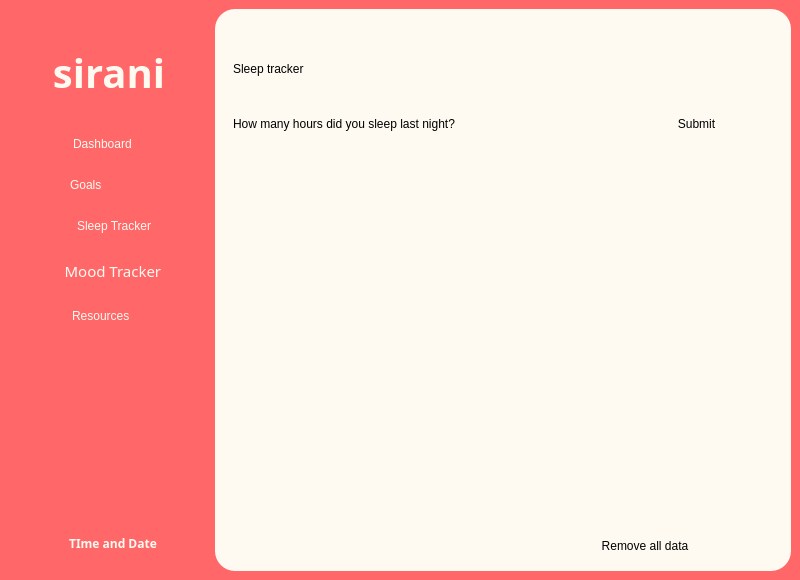
Old version of the form source_code/homescreen.ui in the repository suwubham/sirani.
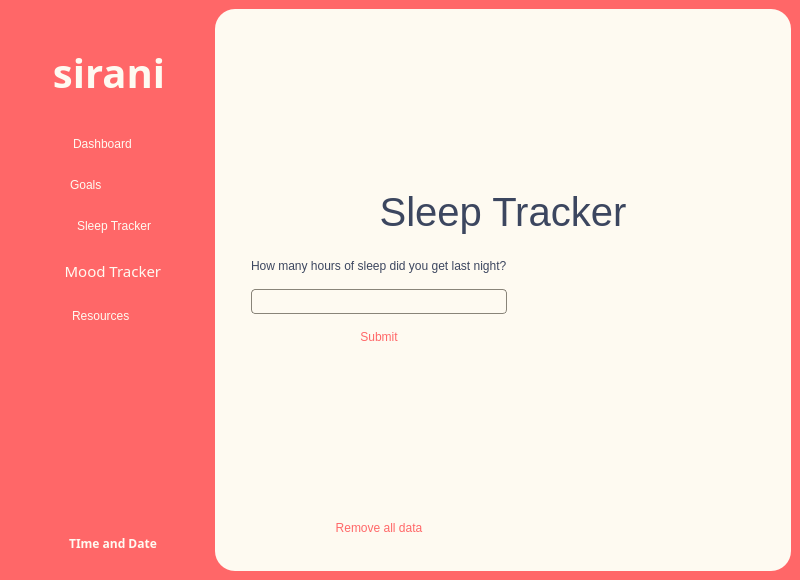
New version of the form. The open tabs and pages were chosen to show the change. Icons and pictures are not drawn.

Commit message: made ui of sleep tracker

What changed in the file:
```diff
--- a/source_code/homescreen.ui
+++ b/source_code/homescreen.ui
@@ -44,7 +44,7 @@
    <property name="styleSheet">
     <string notr="true">background-color: rgb(255, 103, 104);</string>
    </property>
-   <layout class="QHBoxLayout" name="horizontalLayout_2" stretch="1,5">
+   <layout class="QHBoxLayout" name="horizontalLayout_2" stretch="1,4">
     <item>
      <widget class="QFrame" name="frame">
       <property name="sizePolicy">
@@ -616,67 +616,224 @@
           </layout>
          </widget>
          <widget class="QWidget" name="Sleeptracker">
-          <layout class="QVBoxLayout" name="verticalLayout_3" stretch="1,1,5">
+          <layout class="QVBoxLayout" name="verticalLayout_3" stretch="1,0,2">
            <item>
             <widget class="QLabel" name="label_4">
+             <property name="styleSheet">
+              <string notr="true">background-image: url(:/IMG/bgsleeptracker-05.png);
+background-repeat: repeat-x;
+background-color: #FEFAF1;</string>
+             </property>
              <property name="text">
-              <string>Sleep tracker</string>
+              <string/>
              </property>
             </widget>
            </item>
            <item>
-            <layout class="QHBoxLayout" name="horizontalLayout_8" stretch="1,1,1">
-             <item>
-              <widget class="QLabel" name="label_7">
-               <property name="text">
-                <string>How many hours did you sleep last night?</string>
-               </property>
-              </widget>
-             </item>
-             <item>
-              <widget class="QLineEdit" name="lineEdit"/>
-             </item>
-             <item>
-              <widget class="QPushButton" name="pushButton_6">
-               <property name="text">
-                <string>Submit</string>
-               </property>
-              </widget>
-             </item>
-            </layout>
+            <widget class="QLabel" name="label_7">
+             <property name="styleSheet">
+              <string notr="true">font-family:'FONTSPRING DEMO - Pontiac Black'; font-size:30pt; color:#3c465f; background-color:transparent;</string>
+             </property>
+             <property name="text">
+              <string>Sleep Tracker</string>
+             </property>
+             <property name="alignment">
+              <set>Qt::AlignCenter</set>
+             </property>
+            </widget>
            </item>
            <item>
-            <layout class="QHBoxLayout" name="horizontalLayout_4" stretch="5,0">
-             <property name="spacing">
-              <number>40</number>
+            <widget class="QScrollArea" name="scrollArea_2">
+             <property name="sizeAdjustPolicy">
+              <enum>QAbstractScrollArea::AdjustToContents</enum>
              </property>
-             <item>
-              <widget class="QFrame" name="horizontalFrame_1">
-               <layout class="QHBoxLayout" name="horizontalLayout_6">
-                <property name="leftMargin">
-                 <number>0</number>
-                </property>
-                <property name="rightMargin">
-                 <number>0</number>
-                </property>
-               </layout>
-              </widget>
-             </item>
-             <item>
-              <layout class="QVBoxLayout" name="verticalLayout_4">
+             <property name="widgetResizable">
+              <bool>true</bool>
+             </property>
+             <widget class="QWidget" name="scrollAreaWidgetContents_2">
+              <property name="geometry">
+               <rect>
+                <x>0</x>
+                <y>0</y>
+                <width>560</width>
+                <height>330</height>
+               </rect>
+              </property>
+              <layout class="QHBoxLayout" name="horizontalLayout_4" stretch="1,0,2">
                <item>
-                <widget class="QTableView" name="tableView"/>
+                <widget class="QFrame" name="frame_3">
+                 <property name="frameShape">
+                  <enum>QFrame::StyledPanel</enum>
+                 </property>
+                 <property name="frameShadow">
+                  <enum>QFrame::Raised</enum>
+                 </property>
+                 <layout class="QVBoxLayout" name="verticalLayout_4">
+                  <item>
+                   <widget class="QLabel" name="label_13">
+                    <property name="styleSheet">
+                     <string notr="true">font: 800 11pt &quot;Foco&quot;;
+color: rgb(60, 70, 95);</string>
+                    </property>
+                    <property name="text">
+                     <string>How many hours of sleep did you get last night?</string>
+                    </property>
+                   </widget>
+                  </item>
+                  <item>
+                   <spacer name="horizontalSpacer_10">
+                    <property name="orientation">
+                     <enum>Qt::Horizontal</enum>
+                    </property>
+                    <property name="sizeHint" stdset="0">
+                     <size>
+                      <width>40</width>
+                      <height>10</height>
+                     </size>
+                    </property>
+                   </spacer>
+                  </item>
+                  <item>
+                   <widget class="QLineEdit" name="lineEdit">
+                    <property name="sizePolicy">
+                     <sizepolicy hsizetype="MinimumExpanding" vsizetype="Fixed">
+                      <horstretch>0</horstretch>
+                      <verstretch>0</verstretch>
+                     </sizepolicy>
+                    </property>
+                    <property name="minimumSize">
+                     <size>
+                      <width>0</width>
+                      <height>25</height>
+                     </size>
+                    </property>
+                    <property name="styleSheet">
+                     <string notr="true">border-width: 1px;
+     border-style: solid;
+     border-color: #898479;
+border-radius: 4px;
+background-color:#FEFAF1;</string>
+                    </property>
+                   </widget>
+                  </item>
+                  <item>
+                   <spacer name="horizontalSpacer_11">
+                    <property name="orientation">
+                     <enum>Qt::Horizontal</enum>
+                    </property>
+                    <property name="sizeHint" stdset="0">
+                     <size>
+                      <width>40</width>
+                      <height>10</height>
+                     </size>
+                    </property>
+                   </spacer>
+                  </item>
+                  <item>
+                   <widget class="QPushButton" name="pushButton_6">
+                    <property name="cursor">
+                     <cursorShape>PointingHandCursor</cursorShape>
+                    </property>
+                    <property name="styleSheet">
+                     <string notr="true">#pushButton_6:hover{
+color: #FFB391;font: 800 14pt &quot;Foco&quot;}
+
+#pushButton_6{font: 800 11pt &quot;Foco&quot;;
+color:#FF6768 ;}</string>
+                    </property>
+                    <property name="text">
+                     <string>Submit</string>
+                    </property>
+                   </widget>
+                  </item>
+                  <item>
+                   <spacer name="horizontalSpacer_12">
+                    <property name="orientation">
+                     <enum>Qt::Horizontal</enum>
+                    </property>
+                    <property name="sizeHint" stdset="0">
+                     <size>
+                      <width>40</width>
+                      <height>10</height>
+                     </size>
+                    </property>
+                   </spacer>
+                  </item>
+                  <item>
+                   <widget class="QTableView" name="tableView">
+                    <property name="styleSheet">
+                     <string notr="true">                     QTableView {
+        background-color: transparent;
+	font: 9pt &quot;Foco&quot;; 
+gridline-color: #b49c73;      
+}
+QHeaderView {font: 800 11pt &quot;Foco&quot;; color:#3C465F}
+QHeaderView::section { background-color:transparent;}
+QTableView QTableCornerButton::section{ background-color:transparent;}
+</string>
+                    </property>
+                   </widget>
+                  </item>
+                  <item>
+                   <spacer name="horizontalSpacer_13">
+                    <property name="orientation">
+                     <enum>Qt::Horizontal</enum>
+                    </property>
+                    <property name="sizeHint" stdset="0">
+                     <size>
+                      <width>40</width>
+                      <height>10</height>
+                     </size>
+                    </property>
+                   </spacer>
+                  </item>
+                  <item>
+                   <widget class="QPushButton" name="pushButton_7">
+                    <property name="cursor">
+                     <cursorShape>PointingHandCursor</cursorShape>
+                    </property>
+                    <property name="styleSheet">
+                     <string notr="true">#pushButton_7:hover{
+color: #FFB391;font: 800 14pt &quot;Foco&quot;}
+
+#pushButton_7{font: 800 9pt &quot;Foco&quot;;
+color:#FF6768 ;}</string>
+                    </property>
+                    <property name="text">
+                     <string>Remove all data</string>
+                    </property>
+                   </widget>
+                  </item>
+                 </layout>
+                </widget>
                </item>
                <item>
-                <widget class="QPushButton" name="pushButton_7">
-                 <property name="text">
-                  <string>Remove all data</string>
+                <spacer name="verticalSpacer">
+                 <property name="orientation">
+                  <enum>Qt::Vertical</enum>
                  </property>
+                 <property name="sizeHint" stdset="0">
+                  <size>
+                   <width>20</width>
+                   <height>40</height>
+                  </size>
+                 </property>
+                </spacer>
+               </item>
+               <item>
+                <widget class="QFrame" name="horizontalFrame_1">
+                 <property name="frameShape">
+                  <enum>QFrame::StyledPanel</enum>
+                 </property>
+                 <property name="frameShadow">
+                  <enum>QFrame::Raised</enum>
+                 </property>
+                 <layout class="QVBoxLayout" name="verticalLayout_5"/>
                 </widget>
                </item>
               </layout>
-             </item>
-            </layout>
+             </widget>
+            </widget>
            </item>
           </layout>
          </widget>
```
Left out of the diff: 6 changed lines with no effect on the pictures. The commit also changes 3 other files.
